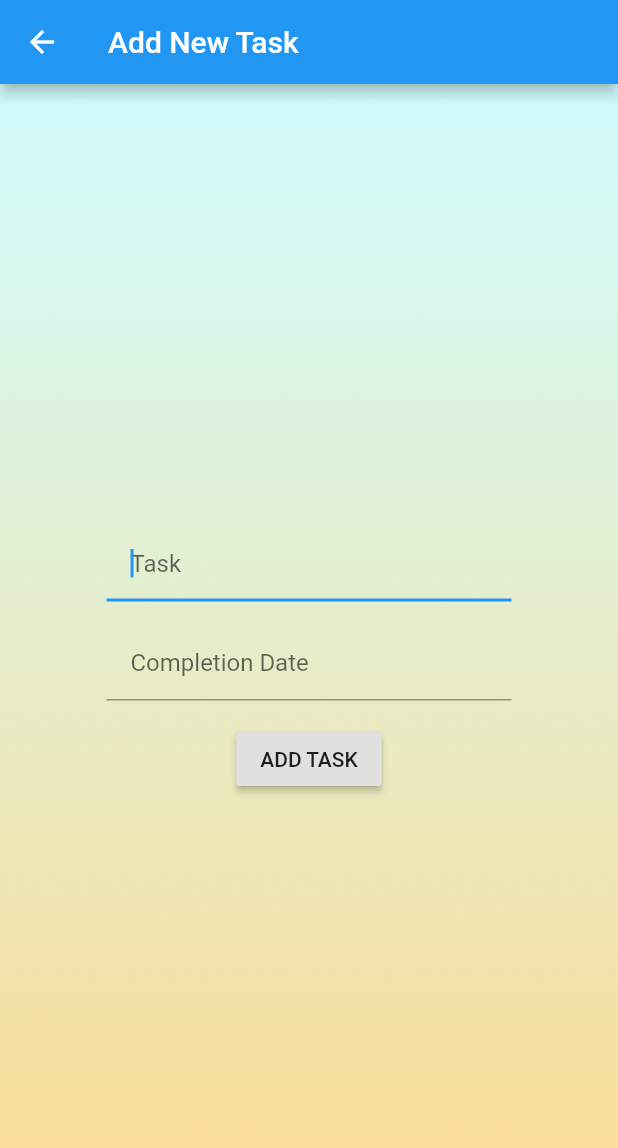
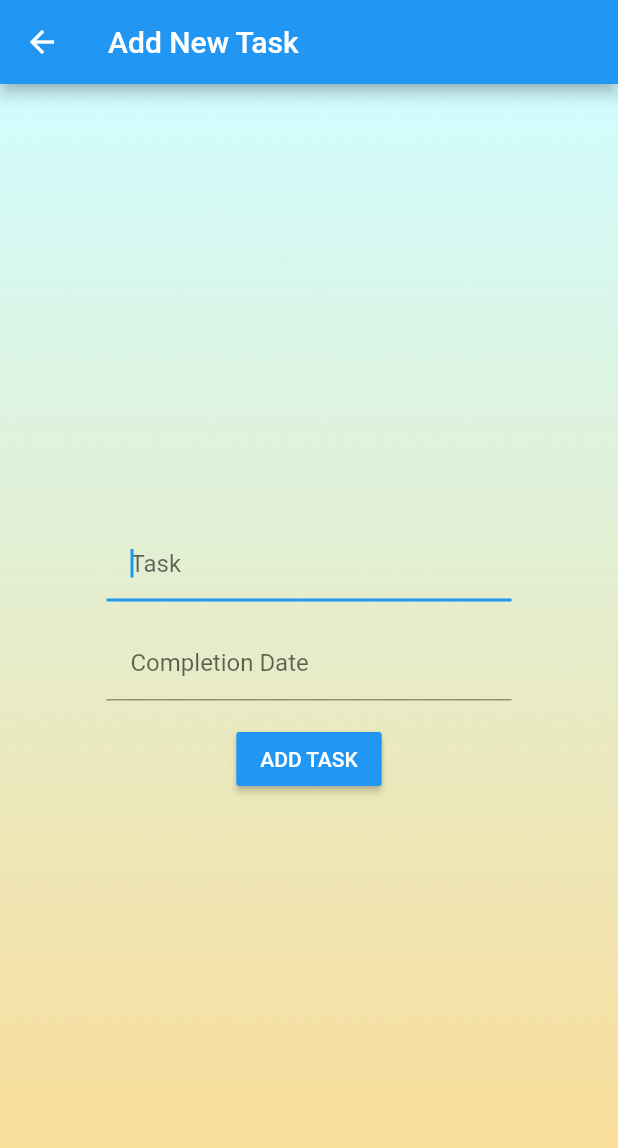
Before and after one commit to mehul-da/FlutterTaskManager, a Flutter app: the screen it shows after launch, after a tap on the "add" icon, on a phone screen of 412 x 824 dp. Shown: the top 1148 px of the screen. Run offline on Flutter 3.47's test engine with Material 2 defaults, Android fonts, the phone set to English and light mode, and no system bars.

Commit message:
Changed style of the button.

```diff
--- a/lib/main.dart
+++ b/lib/main.dart
@@ -123,6 +123,7 @@ class _TaskListState extends State<TaskList> {
                       children: <Widget>[
                         Container(
                             child: RaisedButton(
+                                color: Colors.blue,
                                 onPressed: () {
                                   _addToDoItem(
                                       taskController.text, dateController.text);
@@ -130,7 +131,7 @@ class _TaskListState extends State<TaskList> {
                                   dateController.dispose();
                                   Navigator.pop(context);
                                 },
-                                child: Text("ADD TASK")))
+                                child: Text("ADD TASK", style: TextStyle(color: Colors.white),)))
                       ]),
                 ],
               )));
@@ -140,7 +141,7 @@ class _TaskListState extends State<TaskList> {
   @override
   Widget build(BuildContext context) {
     return Scaffold(
-      appBar: AppBar(title: Text("Mehul\'s Tasks")),
+      appBar: AppBar(title: Text("Mehul\'s Tasks"),),
       body: DecoratedBox(
           position: DecorationPosition.background,
           decoration: BoxDecoration(
@@ -149,7 +150,7 @@ class _TaskListState extends State<TaskList> {
           ),
           child: Center(
               child: _toDoItems.length == 0
-                  ? Text("There are no items to display")
+                  ? Text("There are no items to display.")
                   : _buildToDoList())),
       floatingActionButton: FloatingActionButton(
         onPressed: _pushNewAddingScreen,
```
